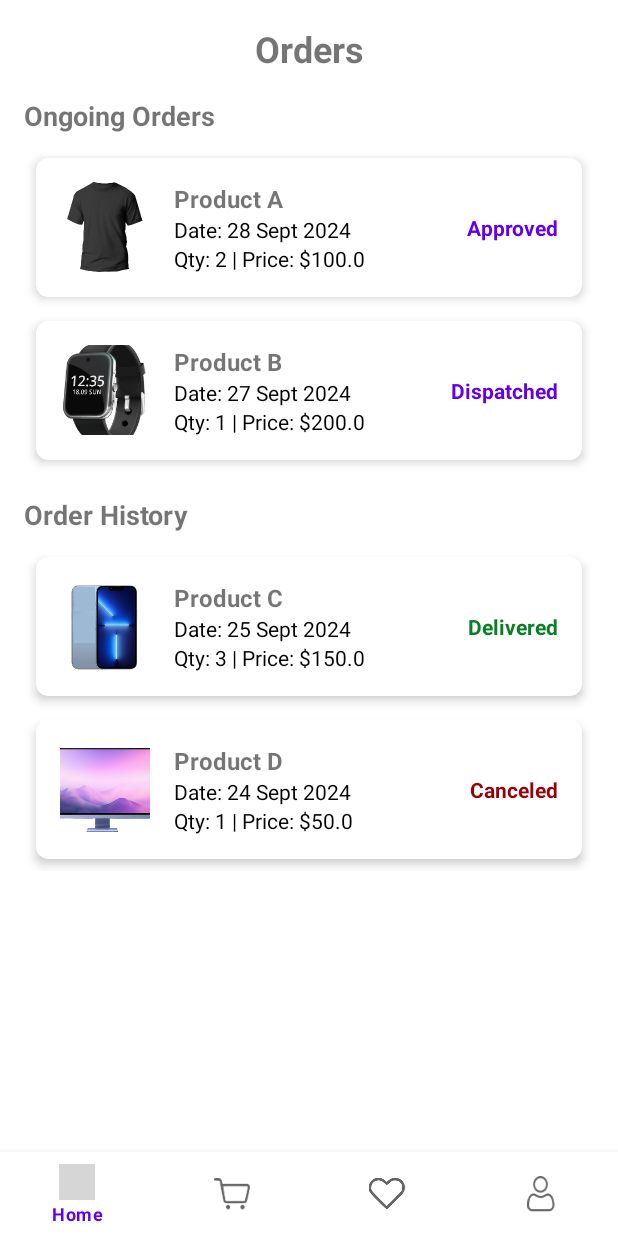
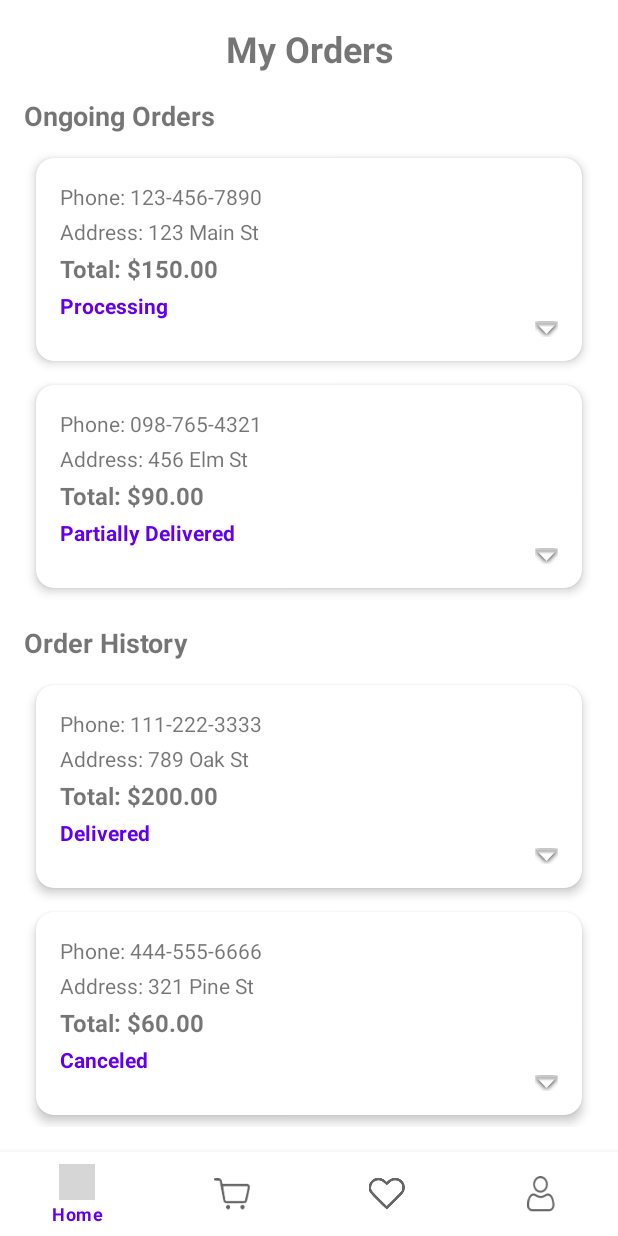
Before and after one commit to AbishekPerera/EAD_online_shop, an Android app: the fragment OrdersFragment placed in its activity, on a phone screen of 412 x 824 dp. Run offline under Robolectric (Android 15) with nearby library versions, the phone set to English and light mode, and no system bars; 3 statements that could not run were skipped; grey boxes are pictures that could not be loaded.

Commit message:
order history UI completed

```diff
--- a/app/src/main/java/com/example/onlineshop/OrdersFragment.java
+++ b/app/src/main/java/com/example/onlineshop/OrdersFragment.java
@@ -10,6 +10,7 @@ import androidx.recyclerview.widget.LinearLayoutManager;
 import androidx.recyclerview.widget.RecyclerView;
 
 import com.example.onlineshop.adapters.OrdersAdapter;
+import com.example.onlineshop.models.Order;
 import com.example.onlineshop.models.OrderItem;
 
 import java.util.ArrayList;
@@ -19,7 +20,7 @@ public class OrdersFragment extends Fragment {
 
     private RecyclerView ongoingOrdersRecyclerView, orderHistoryRecyclerView;
     private OrdersAdapter ongoingOrdersAdapter, orderHistoryAdapter;
-    private List<OrderItem> ongoingOrderList, orderHistoryList;
+    private List<Order> ongoingOrderList, orderHistoryList;
 
     @Override
     public View onCreateView(LayoutInflater inflater, ViewGroup container, Bundle savedInstanceState) {
@@ -32,15 +33,8 @@ public class OrdersFragment extends Fragment {
         ongoingOrdersRecyclerView.setLayoutManager(new LinearLayoutManager(getContext()));
         orderHistoryRecyclerView.setLayoutManager(new LinearLayoutManager(getContext()));
 
-        // Dummy data for Ongoing Orders
-        ongoingOrderList = new ArrayList<>();
-        ongoingOrderList.add(new OrderItem("1234", "28 Sept 2024", "Approved", "Product A", 2, 100.00, R.drawable.item_1));
-        ongoingOrderList.add(new OrderItem("1235", "27 Sept 2024", "Dispatched", "Product B", 1, 200.00, R.drawable.item_2));
-
-        orderHistoryList = new ArrayList<>();
-        orderHistoryList.add(new OrderItem("1232", "25 Sept 2024", "Delivered", "Product C", 3, 150.00, R.drawable.item_3));
-        orderHistoryList.add(new OrderItem("1231", "24 Sept 2024", "Canceled", "Product D", 1, 50.00, R.drawable.item_4));
-
+        // Generate sample data
+        generateSampleData();
 
         // Set Adapters
         ongoingOrdersAdapter = new OrdersAdapter(getContext(), ongoingOrderList);
@@ -51,4 +45,24 @@ public class OrdersFragment extends Fragment {
 
         return view;
     }
+
+    private void generateSampleData() {
+        // Sample items for each order with item status
+        List<OrderItem> orderItems1 = new ArrayList<>();
+        orderItems1.add(new OrderItem("Product A", 2, 50.00, R.drawable.item_1, "Delivered"));
+        orderItems1.add(new OrderItem("Product B", 1, 100.00, R.drawable.item_2, "Pending"));
+
+        List<OrderItem> orderItems2 = new ArrayList<>();
+        orderItems2.add(new OrderItem("Product C", 3, 30.00, R.drawable.item_3, "Processing"));
+
+        // Ongoing Orders: Processing, Partially Delivered
+        ongoingOrderList = new ArrayList<>();
+        ongoingOrderList.add(new Order("123-456-7890", "123 Main St", "$150.00", "Processing", orderItems1));
+        ongoingOrderList.add(new Order("098-765-4321", "456 Elm St", "$90.00", "Partially Delivered", orderItems2));
+
+        // Order History: Delivered, Canceled
+        orderHistoryList = new ArrayList<>();
+        orderHistoryList.add(new Order("111-222-3333", "789 Oak St", "$200.00", "Delivered", orderItems1));
+        orderHistoryList.add(new Order("444-555-6666", "321 Pine St", "$60.00", "Canceled", orderItems2));
+    }
 }
--- a/app/src/main/java/com/example/onlineshop/adapters/OrdersAdapter.java
+++ b/app/src/main/java/com/example/onlineshop/adapters/OrdersAdapter.java
@@ -4,71 +4,82 @@ import android.content.Context;
 import android.view.LayoutInflater;
 import android.view.View;
 import android.view.ViewGroup;
+import android.widget.ImageButton;
 import android.widget.ImageView;
 import android.widget.TextView;
 
 import androidx.annotation.NonNull;
+import androidx.recyclerview.widget.LinearLayoutManager;
 import androidx.recyclerview.widget.RecyclerView;
 
 import com.example.onlineshop.R;
-import com.example.onlineshop.models.OrderItem;
+import com.example.onlineshop.models.Order;
 
 import java.util.List;
 
 public class OrdersAdapter extends RecyclerView.Adapter<OrdersAdapter.OrderViewHolder> {
 
     private Context context;
-    private List<OrderItem> orderItemList;
+    private List<Order> orderList;
 
-    public OrdersAdapter(Context context, List<OrderItem> orderItemList) {
+    public OrdersAdapter(Context context, List<Order> orderList) {
         this.context = context;
-        this.orderItemList = orderItemList;
+        this.orderList = orderList;
     }
 
     @NonNull
     @Override
     public OrderViewHolder onCreateViewHolder(@NonNull ViewGroup parent, int viewType) {
-        View view = LayoutInflater.from(context).inflate(R.layout.item_order, parent, false);
+        View view = LayoutInflater.from(context).inflate(R.layout.order_item, parent, false);
         return new OrderViewHolder(view);
     }
 
     @Override
-    public void onBindViewHolder(@NonNull OrderViewHolder holder, int position) {
-        OrderItem orderItem = orderItemList.get(position);
-        holder.productName.setText(orderItem.getProductName());
-        holder.orderDate.setText("Date: " + orderItem.getOrderDate());
-        holder.productQuantityPrice.setText("Qty: " + orderItem.getQuantity() + " | Price: $" + orderItem.getPrice());
-        holder.orderStatus.setText(orderItem.getOrderStatus());
+    public void onBindViewHolder(@NonNull final OrderViewHolder holder, int position) {
+        Order order = orderList.get(position);
 
-        // Set status color
-        if (orderItem.getOrderStatus().equalsIgnoreCase("Canceled")) {
-            holder.orderStatus.setTextColor(context.getResources().getColor(R.color.red_700));
-        } else if (orderItem.getOrderStatus().equalsIgnoreCase("Delivered")) {
-            holder.orderStatus.setTextColor(context.getResources().getColor(R.color.green_700));
-        } else {
-            holder.orderStatus.setTextColor(context.getResources().getColor(R.color.purple_500));
-        }
+        // Set basic order details
+        holder.orderPhone.setText("Phone: " + order.getPhoneNumber());
+        holder.orderAddress.setText("Address: " + order.getAddress());
+        holder.orderTotalPrice.setText("Total: " + order.getTotalPrice());
+        holder.orderStatus.setText(order.getStatus());
 
-        // Set product image (for now using a default image, but it can be updated dynamically)
-        holder.productImage.setImageResource(orderItem.getImageResource());
+        // Set RecyclerView for order items
+        OrderItemsAdapter itemsAdapter = new OrderItemsAdapter(context, order.getOrderItems());
+        holder.orderItemsRecyclerView.setLayoutManager(new LinearLayoutManager(context));
+        holder.orderItemsRecyclerView.setAdapter(itemsAdapter);
+
+        // Expand/Collapse order items
+        holder.expandOrderButton.setOnClickListener(v -> {
+            if (holder.orderItemsRecyclerView.getVisibility() == View.VISIBLE) {
+                holder.orderItemsRecyclerView.setVisibility(View.GONE);
+                holder.expandOrderButton.setImageResource(R.drawable.arrow_detail);
+            } else {
+                holder.orderItemsRecyclerView.setVisibility(View.VISIBLE);
+                holder.expandOrderButton.setImageResource(R.drawable.arrow_detail);
+            }
+        });
     }
 
     @Override
     public int getItemCount() {
-        return orderItemList.size();
+        return orderList.size();
     }
 
-    public static class OrderViewHolder extends RecyclerView.ViewHolder {
-        TextView productName, orderDate, productQuantityPrice, orderStatus;
-        ImageView productImage;
+    static class OrderViewHolder extends RecyclerView.ViewHolder {
+
+        TextView orderPhone, orderAddress, orderTotalPrice, orderStatus;
+        ImageButton expandOrderButton;
+        RecyclerView orderItemsRecyclerView;
 
         public OrderViewHolder(@NonNull View itemView) {
             super(itemView);
-            productName = itemView.findViewById(R.id.productName);
-            orderDate = itemView.findViewById(R.id.orderDate);
-            productQuantityPrice = itemView.findViewById(R.id.productQuantityPrice);
+            orderPhone = itemView.findViewById(R.id.orderPhone);
+            orderAddress = itemView.findViewById(R.id.orderAddress);
+            orderTotalPrice = itemView.findViewById(R.id.orderTotalPrice);
             orderStatus = itemView.findViewById(R.id.orderStatus);
-            productImage = itemView.findViewById(R.id.productImage);
+            expandOrderButton = itemView.findViewById(R.id.expandOrderButton);
+            orderItemsRecyclerView = itemView.findViewById(R.id.orderItemsRecyclerView);
         }
     }
 }
--- /dev/null
+++ b/app/src/main/java/com/example/onlineshop/models/Order.java
@@ -0,0 +1,40 @@
+package com.example.onlineshop.models;
+
+import java.util.List;
+
+public class Order {
+    private String phoneNumber;
+    private String address;
+    private String totalPrice;
+    private String status;
+    private List<OrderItem> orderItems; // List of items in this order
+
+    public Order(String phoneNumber, String address, String totalPrice, String status, List<OrderItem> orderItems) {
+        this.phoneNumber = phoneNumber;
+        this.address = address;
+        this.totalPrice = totalPrice;
+        this.status = status;
+        this.orderItems = orderItems;
+    }
+
+    // Getters
+    public String getPhoneNumber() {
+        return phoneNumber;
+    }
+
+    public String getAddress() {
+        return address;
+    }
+
+    public String getTotalPrice() {
+        return totalPrice;
+    }
+
+    public String getStatus() {
+        return status;
+    }
+
+    public List<OrderItem> getOrderItems() {
+        return orderItems;
+    }
+}
--- a/app/src/main/java/com/example/onlineshop/models/OrderItem.java
+++ b/app/src/main/java/com/example/onlineshop/models/OrderItem.java
@@ -1,30 +1,38 @@
 package com.example.onlineshop.models;
 
 public class OrderItem {
-    private String orderId;
-    private String orderDate;
-    private String orderStatus;
-    private String productName;
+    private String itemName;
     private int quantity;
     private double price;
     private int imageResource;
+    private String status; // Added status field
 
-    public OrderItem(String orderId, String orderDate, String orderStatus, String productName, int quantity, double price, int imageResource) {
-        this.orderId = orderId;
-        this.orderDate = orderDate;
-        this.orderStatus = orderStatus;
-        this.productName = productName;
+    public OrderItem(String itemName, int quantity, double price, int imageResource, String status) {
+        this.itemName = itemName;
         this.quantity = quantity;
         this.price = price;
         this.imageResource = imageResource;
+        this.status = status; // Initialize status
     }
 
     // Getters
-    public String getOrderId() { return orderId; }
-    public String getOrderDate() { return orderDate; }
-    public String getOrderStatus() { return orderStatus; }
-    public String getProductName() { return productName; }
-    public int getQuantity() { return quantity; }
-    public double getPrice() { return price; }
-    public int getImageResource() { return imageResource; }
+    public String getItemNameE() {
+        return itemName;
+    }
+
+    public int getQuantity() {
+        return quantity;
+    }
+
+    public double getPriceE() {
+        return price;
+    }
+
+    public int getImageResource() {
+        return imageResource;
+    }
+
+    public String getStatus() {
+        return status; // Return the status of the item
+    }
 }
--- a/app/src/main/res/layout/fragment_orders.xml
+++ b/app/src/main/res/layout/fragment_orders.xml
@@ -6,13 +6,13 @@
     android:layout_height="match_parent"
     tools:context=".OrdersFragment">
 
-    <!-- Title remains fixed -->
+    <!-- Title -->
     <TextView
         android:id="@+id/orderTitle"
         android:layout_width="wrap_content"
         android:layout_height="wrap_content"
         android:layout_marginTop="16dp"
-        android:text="Orders"
+        android:text="My Orders"
         android:textSize="24sp"
         android:textStyle="bold"
         android:gravity="center"
--- /dev/null
+++ b/app/src/main/res/layout/order_item.xml
@@ -0,0 +1,74 @@
+<?xml version="1.0" encoding="utf-8"?>
+<androidx.cardview.widget.CardView xmlns:android="http://schemas.android.com/apk/res/android"
+    xmlns:app="http://schemas.android.com/apk/res-auto"
+    android:layout_width="match_parent"
+    android:layout_height="wrap_content"
+    android:layout_margin="8dp"
+    app:cardCornerRadius="12dp"
+    app:cardElevation="4dp">
+
+    <LinearLayout
+        android:layout_width="match_parent"
+        android:layout_height="wrap_content"
+        android:orientation="vertical"
+        android:padding="16dp">
+
+        <!-- Order Details (Phone, Address, Total Price, Status) -->
+        <LinearLayout
+            android:layout_width="match_parent"
+            android:layout_height="wrap_content"
+            android:orientation="vertical">
+
+            <TextView
+                android:id="@+id/orderPhone"
+                android:layout_width="wrap_content"
+                android:layout_height="wrap_content"
+                android:text="Phone: 123-456-7890"
+                android:textSize="14sp" />
+
+            <TextView
+                android:id="@+id/orderAddress"
+                android:layout_width="wrap_content"
+                android:layout_height="wrap_content"
+                android:text="Address: 123 Main St, City"
+                android:textSize="14sp"
+                android:layout_marginTop="4dp" />
+
+            <TextView
+                android:id="@+id/orderTotalPrice"
+                android:layout_width="wrap_content"
+                android:layout_height="wrap_content"
+                android:text="Total: $150.00"
+                android:textSize="16sp"
+                android:textStyle="bold"
+                android:layout_marginTop="4dp" />
+
+            <TextView
+                android:id="@+id/orderStatus"
+                android:layout_width="wrap_content"
+                android:layout_height="wrap_content"
+                android:text="Processing"
+                android:textSize="14sp"
+                android:textStyle="bold"
+                android:textColor="@color/purple_500"
+                android:layout_marginTop="4dp" />
+        </LinearLayout>
+
+        <!-- Expand/Collapse button -->
+        <ImageButton
+            android:id="@+id/expandOrderButton"
+            android:layout_width="wrap_content"
+            android:layout_height="wrap_content"
+            android:layout_gravity="end"
+            android:background="?attr/selectableItemBackgroundBorderless"
+            android:contentDescription="Expand order items"
+            android:src="@android:drawable/arrow_down_float" />
+
+        <!-- Order Items List (Initially Hidden) -->
+        <androidx.recyclerview.widget.RecyclerView
+            android:id="@+id/orderItemsRecyclerView"
+            android:layout_width="match_parent"
+            android:layout_height="wrap_content"
+            android:visibility="gone" /> <!-- Initially hidden -->
+    </LinearLayout>
+</androidx.cardview.widget.CardView>
```
Also changed, not shown: app/src/main/java/com/example/onlineshop/adapters/OrderItemsAdapter.java (added, +75 -0 lines), app/src/main/res/layout/order_item_details.xml (added, +53 -0 lines).
